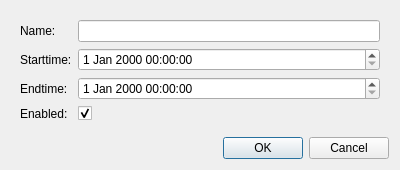
swiss-seismological-service/hermes, file RAMSIS/ui/views/forecastconfigdialog.ui: the form before one commit.
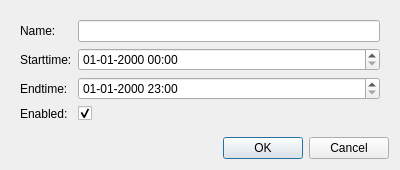
The form after the commit.

Commit message: [BUG] Fix dates consistently all to UTC (graph still showing error)

```diff
--- a/RAMSIS/ui/views/forecastconfigdialog.ui
+++ b/RAMSIS/ui/views/forecastconfigdialog.ui
@@ -49,7 +49,35 @@
        </widget>
       </item>
       <item row="2" column="1">
-       <widget class="QDateTimeEdit" name="endtimeDateTimeEdit"/>
+       <widget class="QDateTimeEdit" name="endtimeDateTimeEdit">
+        <property name="date">
+         <date>
+          <year>2000</year>
+          <month>1</month>
+          <day>1</day>
+         </date>
+        </property>
+        <property name="time">
+         <time>
+          <hour>23</hour>
+          <minute>0</minute>
+          <second>0</second>
+         </time>
+        </property>
+        <property name="minimumTime">
+         <time>
+          <hour>0</hour>
+          <minute>0</minute>
+          <second>0</second>
+         </time>
+        </property>
+        <property name="displayFormat">
+         <string>dd-MM-yyyy HH:mm</string>
+        </property>
+        <property name="timeSpec">
+         <enum>Qt::UTC</enum>
+        </property>
+       </widget>
       </item>
       <item row="0" column="1">
        <widget class="QLineEdit" name="nameLineEdit"/>
@@ -62,7 +90,31 @@
        </widget>
       </item>
       <item row="1" column="1">
-       <widget class="QDateTimeEdit" name="starttimeDateTimeEdit"/>
+       <widget class="QDateTimeEdit" name="starttimeDateTimeEdit">
+        <property name="time">
+         <time>
+          <hour>0</hour>
+          <minute>0</minute>
+          <second>0</second>
+         </time>
+        </property>
+        <property name="maximumDate">
+         <date>
+          <year>7999</year>
+          <month>1</month>
+          <day>28</day>
+         </date>
+        </property>
+        <property name="currentSection">
+         <enum>QDateTimeEdit::MonthSection</enum>
+        </property>
+        <property name="displayFormat">
+         <string>dd-MM-yyyy HH:mm</string>
+        </property>
+        <property name="timeSpec">
+         <enum>Qt::UTC</enum>
+        </property>
+       </widget>
       </item>
      </layout>
     </widget>
```
The commit also changes 5 other files.
